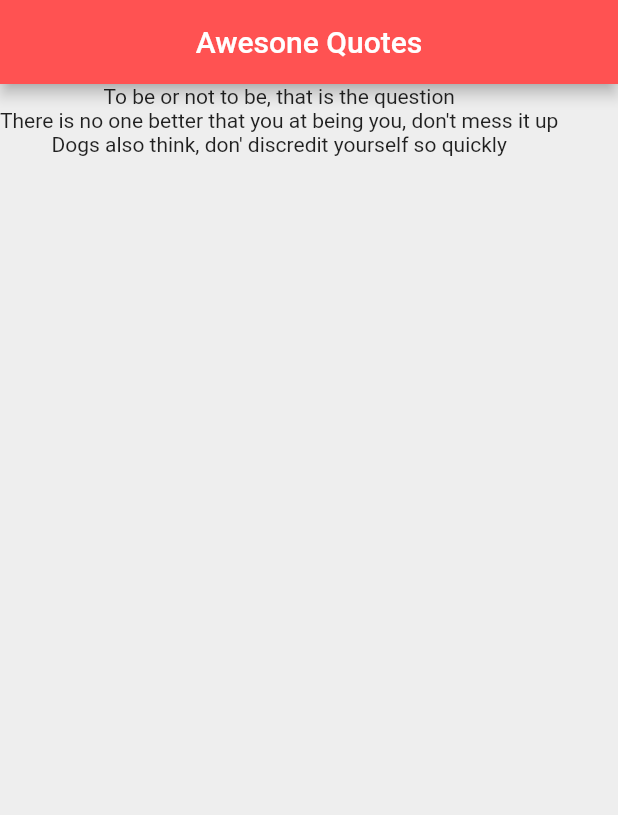
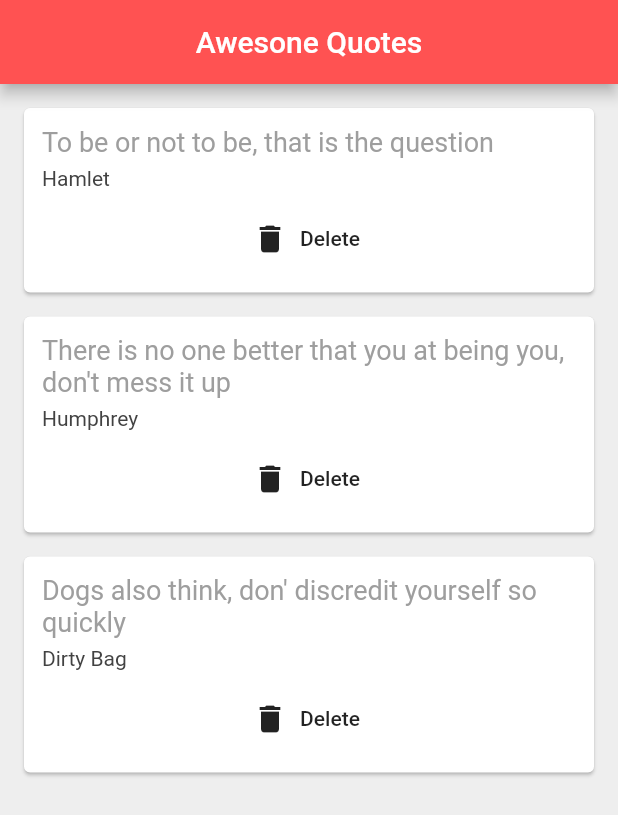
Before and after one commit to chirambaht/Flutter-Example-World-Time-App, a Flutter app: the screen it shows after launch, on a phone screen of 412 x 824 dp. Shown: the top 815 px of the screen. Run offline on Flutter 3.47's test engine with Material 2 defaults, Android fonts, the phone set to English and light mode, and no system bars.

Commit message:
Learnt on funcitons and passing them in

```diff
--- a/lib/main.dart
+++ b/lib/main.dart
@@ -1,4 +1,7 @@
 import 'package:flutter/material.dart';
+import 'package:ninja_app/quote.dart';
+
+import 'quote_card.dart';
 
 void main() {
   runApp(MaterialApp(
@@ -12,11 +15,16 @@ class QuoteList extends StatefulWidget {
 }
 
 class _QuoteListState extends State<QuoteList> {
-  List<String> quotes = [
-    'To be or not to be, that is the question',
-    'There is no one better that you at being you, don\'t mess it up',
-    'Dogs also think, don\' discredit yourself so quickly'
+  List<Quote> quotes = [
+    Quote(text: 'To be or not to be, that is the question', author: 'Hamlet'),
+    Quote(
+        text: 'There is no one better that you at being you, don\'t mess it up',
+        author: 'Humphrey'),
+    Quote(
+        text: 'Dogs also think, don\' discredit yourself so quickly',
+        author: 'Dirty Bag')
   ];
+
   @override
   Widget build(BuildContext context) {
     return Scaffold(
@@ -28,7 +36,13 @@ class _QuoteListState extends State<QuoteList> {
         ),
         body: Column(
           children: quotes.map((quote) {
-            return Text(quote);
+            return QuoteCard(
+                quote: quote,
+                delete: () {
+                  setState(() {
+                    quotes.remove(quote);
+                  });
+                });
           }).toList(),
         ));
   }
--- /dev/null
+++ b/lib/quote.dart
@@ -0,0 +1,10 @@
+class Quote {
+  String author, text;
+
+  // Quote(String auth, String tex) {
+  //   this.author = auth;
+  //   this.text = tex;
+  // }
+
+  Quote({this.author, this.text});
+}
--- /dev/null
+++ b/lib/quote_card.dart
@@ -0,0 +1,41 @@
+import 'package:flutter/material.dart';
+import 'package:ninja_app/quote.dart';
+
+class QuoteCard extends StatelessWidget {
+  final Quote quote;
+  final Function delete;
+  QuoteCard({this.quote, this.delete});
+  @override
+  Widget build(BuildContext context) {
+    return Card(
+      margin: EdgeInsets.fromLTRB(16, 16, 16, 0),
+      child: Padding(
+        padding: const EdgeInsets.all(12.0),
+        child: Column(
+          crossAxisAlignment: CrossAxisAlignment.stretch,
+          children: [
+            Text(
+              quote.text,
+              style: TextStyle(
+                fontSize: 18,
+                color: Colors.grey,
+              ),
+            ),
+            SizedBox(height: 6),
+            Text(
+              quote.author,
+              style: TextStyle(fontSize: 14.0, color: Colors.grey[800]),
+            ),
+            SizedBox(
+              height: 8.0,
+            ),
+            FlatButton.icon(
+                onPressed: delete,
+                icon: Icon(Icons.delete),
+                label: Text('Delete'))
+          ],
+        ),
+      ),
+    );
+  }
+}
```
